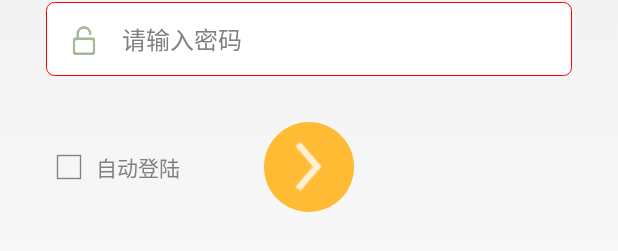
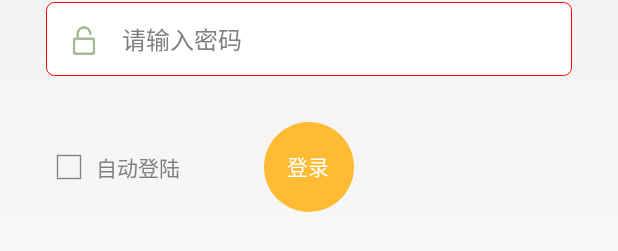
Before and after one commit to githubwithme/QiPoForest, an Android app: the layout logintemp.xml on its own in the app's theme, with its tools: preview values and no code run, on a phone screen of 412 x 824 dp. Shown: the part 573-824 px from the top of the screen. Run offline under Robolectric (Android 15) with nearby library versions, the phone set to English and light mode, and no system bars.

Commit message:
fix登录时出现的bug

```diff
--- a/app/src/main/AndroidManifest.xml
+++ b/app/src/main/AndroidManifest.xml
@@ -40,7 +40,7 @@
             android:value="ITNBZ-74OW3-FDK3D-3V6DX-RXX3J-RSFVP" />
 
         <activity
-            android:name="com.bhq.ui.GuideViewDoor"
+            android:name="com.bhq.ui.Login_"
             android:label="@string/app_name" >
             <intent-filter>
                 <action android:name="android.intent.action.MAIN" />
@@ -49,7 +49,7 @@
             </intent-filter>
         </activity>
         <!-- 在线ui -->
-        <activity android:name="com.bhq.ui.Login_" />
+        <activity android:name="com.bhq.ui.GuideViewDoor" />
         <activity android:name="com.bhq.ui.GuideViewActivity" />
         <activity android:name="com.bhq.ui.MainActivity_" />
         <activity android:name="com.bhq.ui.ShowAnimal_" />
--- a/app/src/main/java/com/bhq/ui/GuideViewDoor.java
+++ b/app/src/main/java/com/bhq/ui/GuideViewDoor.java
@@ -57,8 +57,7 @@ public class GuideViewDoor extends Activity
 		animationTop = AnimationUtils.loadAnimation(GuideViewDoor.this, R.anim.tutorail_scalate_top);
 		ll_txt.startAnimation(animationTop);
 		image.startAnimation(animationTop);
-		sp = GuideViewDoor.this.getSharedPreferences("MY_PRE", MODE_PRIVATE);
-		userId = sp.getString("UserId", "");
+
 		new Handler().postDelayed(new Runnable()// 5秒开屏界面,之后检查是否自动登录，可以自动登录就直接进入主界面，否则进入注册登录界面
 				{
 					@Override
@@ -66,9 +65,8 @@ public class GuideViewDoor extends Activity
 					{
 						Intent intent = new Intent(GuideViewDoor.this, Login_.class);
 						startActivity(intent);
-						GuideViewDoor.this.finish();
 					}
-				}, 3000);
+				}, 4000);
 	}
 
 }
--- a/app/src/main/java/com/bhq/ui/Offline_IServiceFragment.java
+++ b/app/src/main/java/com/bhq/ui/Offline_IServiceFragment.java
@@ -728,6 +728,7 @@ public class Offline_IServiceFragment extends Fragment
 	{
 		dt_manager_offline dt_manager_offline = (com.bhq.bean.dt_manager_offline) SqliteDb.getCurrentUser(getActivity(), dt_manager_offline.class);
 		dt_manager_offline.setAutoLogin("0");
+		dt_manager_offline.setIsLogin("0");
 		SqliteDb.existSystemoffline(getActivity(), dt_manager_offline);
 	}
 }
--- a/app/src/main/java/com/bhq/ui/Offline_MainActivity.java
+++ b/app/src/main/java/com/bhq/ui/Offline_MainActivity.java
@@ -293,7 +293,8 @@ public class Offline_MainActivity extends Activity
 				switch (v.getId())
 				{
 				case R.id.btn_sure:
-					finish();
+//					finish();
+                    AppManager.getAppManager().AppExit(Offline_MainActivity.this);
 					break;
 				case R.id.btn_cancle:
 					myDialog.dismiss();
--- a/app/src/main/res/layout/logintemp.xml
+++ b/app/src/main/res/layout/logintemp.xml
@@ -25,6 +25,7 @@
                 app:border_width="0dp" />
 
             <LinearLayout
+                android:id="@+id/ll_txt"
                 android:layout_width="wrap_content"
                 android:layout_height="wrap_content"
                 android:layout_below="@id/image"
@@ -217,11 +218,13 @@
                         app:border_color="#00000000"
                         app:border_width="0dp" />
 
-                    <ImageView
+                    <TextView
                         android:layout_width="50dip"
                         android:layout_height="50dip"
                         android:layout_gravity="center"
-                        android:background="@drawable/ic_next_white" />
+                        android:text="登录"
+                        android:gravity="center"
+                        android:textColor="@color/white"/>
                 </FrameLayout>
 
                 <CheckBox
```
Also changed, not shown: app/src/main/java/com/bhq/common/SqliteDb.java (+37 -7 lines), app/src/main/java/com/bhq/ui/Login.java (+16 -1 lines), 1 other file.
